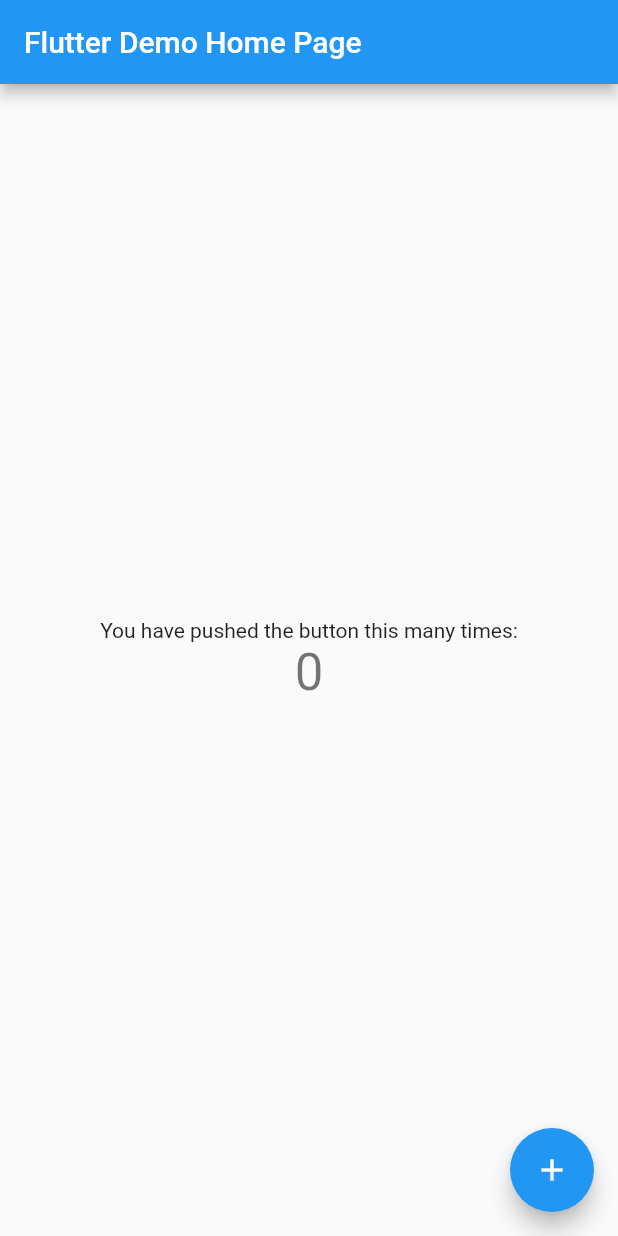
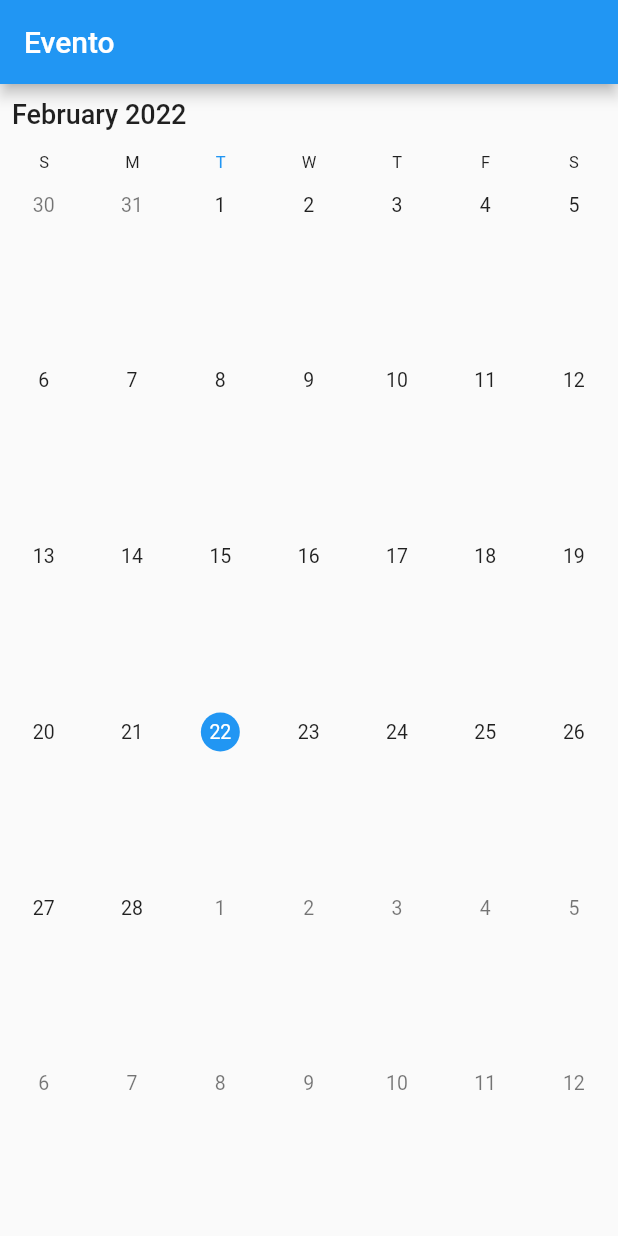
Before and after one commit to Mpiima/Evento-Flutter-app, a Flutter app: the screen it shows after launch, on a phone screen of 412 x 824 dp. Run offline on Flutter 3.47's test engine with Material 2 defaults, Android fonts, the phone set to English and light mode, and no system bars; drawn by our look-alikes of syncfusion_flutter_calendar.

Commit message:
More changes on calender

```diff
--- a/lib/main.dart
+++ b/lib/main.dart
@@ -1,3 +1,4 @@
+import 'package:evento/widget/calendar_widget.dart';
 import 'package:flutter/material.dart';
 
 void main() {
@@ -13,15 +14,6 @@ class MyApp extends StatelessWidget {
     return MaterialApp(
       title: 'Flutter Demo',
       theme: ThemeData(
-        // This is the theme of your application.
-        //
-        // Try running your application with "flutter run". You'll see the
-        // application has a blue toolbar. Then, without quitting the app, try
-        // changing the primarySwatch below to Colors.green and then invoke
-        // "hot reload" (press "r" in the console where you ran "flutter run",
-        // or simply save your changes to "hot reload" in a Flutter IDE).
-        // Notice that the counter didn't reset back to zero; the application
-        // is not restarted.
         primarySwatch: Colors.blue,
       ),
       home: const MyHomePage(title: 'Flutter Demo Home Page'),
@@ -31,85 +23,20 @@ class MyApp extends StatelessWidget {
 
 class MyHomePage extends StatefulWidget {
   const MyHomePage({Key? key, required this.title}) : super(key: key);
-
-  // This widget is the home page of your application. It is stateful, meaning
-  // that it has a State object (defined below) that contains fields that affect
-  // how it looks.
-
-  // This class is the configuration for the state. It holds the values (in this
-  // case the title) provided by the parent (in this case the App widget) and
-  // used by the build method of the State. Fields in a Widget subclass are
-  // always marked "final".
-
   final String title;
-
   @override
   State<MyHomePage> createState() => _MyHomePageState();
 }
 
 class _MyHomePageState extends State<MyHomePage> {
-  int _counter = 0;
-
-  void _incrementCounter() {
-    setState(() {
-      // This call to setState tells the Flutter framework that something has
-      // changed in this State, which causes it to rerun the build method below
-      // so that the display can reflect the updated values. If we changed
-      // _counter without calling setState(), then the build method would not be
-      // called again, and so nothing would appear to happen.
-      _counter++;
-    });
-  }
 
   @override
   Widget build(BuildContext context) {
-    // This method is rerun every time setState is called, for instance as done
-    // by the _incrementCounter method above.
-    //
-    // The Flutter framework has been optimized to make rerunning build methods
-    // fast, so that you can just rebuild anything that needs updating rather
-    // than having to individually change instances of widgets.
     return Scaffold(
       appBar: AppBar(
-        // Here we take the value from the MyHomePage object that was created by
-        // the App.build method, and use it to set our appbar title.
-        title: Text(widget.title),
+        title: Text('Evento'),
       ),
-      body: Center(
-        // Center is a layout widget. It takes a single child and positions it
-        // in the middle of the parent.
-        child: Column(
-          // Column is also a layout widget. It takes a list of children and
-          // arranges them vertically. By default, it sizes itself to fit its
-          // children horizontally, and tries to be as tall as its parent.
-          //
-          // Invoke "debug painting" (press "p" in the console, choose the
-          // "Toggle Debug Paint" action from the Flutter Inspector in Android
-          // Studio, or the "Toggle Debug Paint" command in Visual Studio Code)
-          // to see the wireframe for each widget.
-          //
-          // Column has various properties to control how it sizes itself and
-          // how it positions its children. Here we use mainAxisAlignment to
-          // center the children vertically; the main axis here is the vertical
-          // axis because Columns are vertical (the cross axis would be
-          // horizontal).
-          mainAxisAlignment: MainAxisAlignment.center,
-          children: <Widget>[
-            const Text(
-              'You have pushed the button this many times:',
-            ),
-            Text(
-              '$_counter',
-              style: Theme.of(context).textTheme.headline4,
-            ),
-          ],
-        ),
-      ),
-      floatingActionButton: FloatingActionButton(
-        onPressed: _incrementCounter,
-        tooltip: 'Increment',
-        child: const Icon(Icons.add),
-      ), // This trailing comma makes auto-formatting nicer for build methods.
+      body: CalendarWidget(),
     );
   }
 }
--- /dev/null
+++ b/lib/widget/calendar_widget.dart
@@ -0,0 +1,16 @@
+import 'package:flutter/material.dart';
+import 'package:syncfusion_flutter_calendar/calendar.dart';
+
+
+class CalendarWidget extends StatelessWidget {
+  const CalendarWidget({Key? key}) : super(key: key);
+
+  @override
+  Widget build(BuildContext context) {
+    return SfCalendar(
+      view: CalendarView.month,
+      initialDisplayDate: DateTime.now(),
+      cellBorderColor: Colors.transparent,
+    );
+  }
+}
--- a/pubspec.yaml
+++ b/pubspec.yaml
@@ -31,9 +31,11 @@ dependencies:
     sdk: flutter
 
 
+
   # The following adds the Cupertino Icons font to your application.
   # Use with the CupertinoIcons class for iOS style icons.
   cupertino_icons: ^1.0.2
+  syncfusion_flutter_calendar: ^19.4.53
 
 dev_dependencies:
   flutter_test:
```
Also changed, not shown: lib/provider/provider.dart (added), pubspec.lock, 1 other file.
